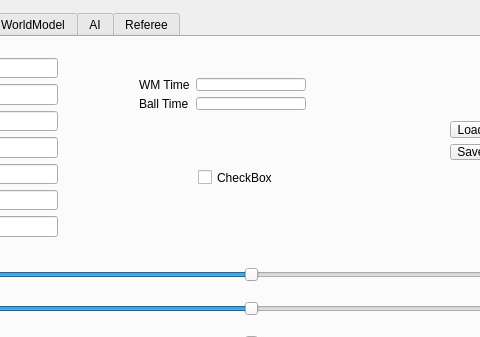
First picture: the form in src/ui/mainwindow.ui, repository kn2cssl/kn2cPrograms, before the edit; both pictures show x 195 to 675 and y 0 to 337 of the 799 by 692 pixel window.
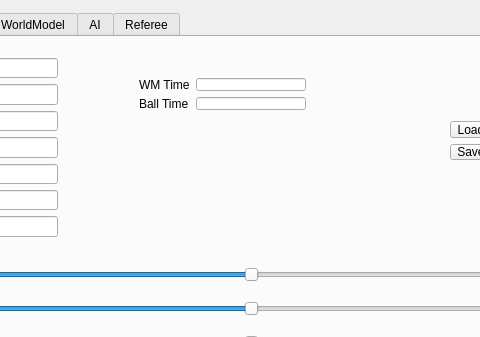
Second picture: the form after the edit. The open tabs and pages were chosen to show the change. Icons and pictures are not drawn.

```diff
--- a/src/ui/mainwindow.ui
+++ b/src/ui/mainwindow.ui
@@ -631,19 +631,6 @@
          </item>
         </layout>
        </widget>
-       <widget class="QCheckBox" name="shcheckBox">
-        <property name="geometry">
-         <rect>
-          <x>380</x>
-          <y>130</y>
-          <width>85</width>
-          <height>21</height>
-         </rect>
-        </property>
-        <property name="text">
-         <string>CheckBox</string>
-        </property>
-       </widget>
       </widget>
       <widget class="QWidget" name="tabWM">
        <attribute name="title">
```
Left out of the diff: 4 changed lines with no effect on the pictures.
